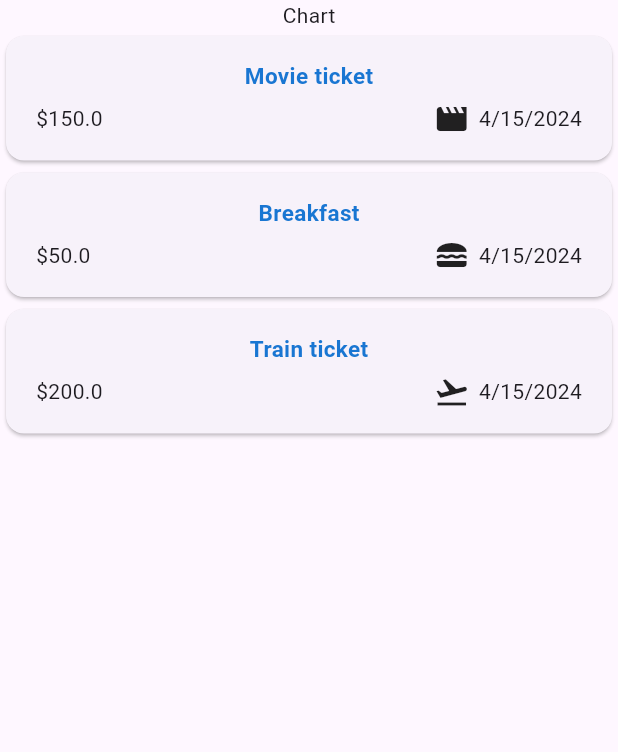
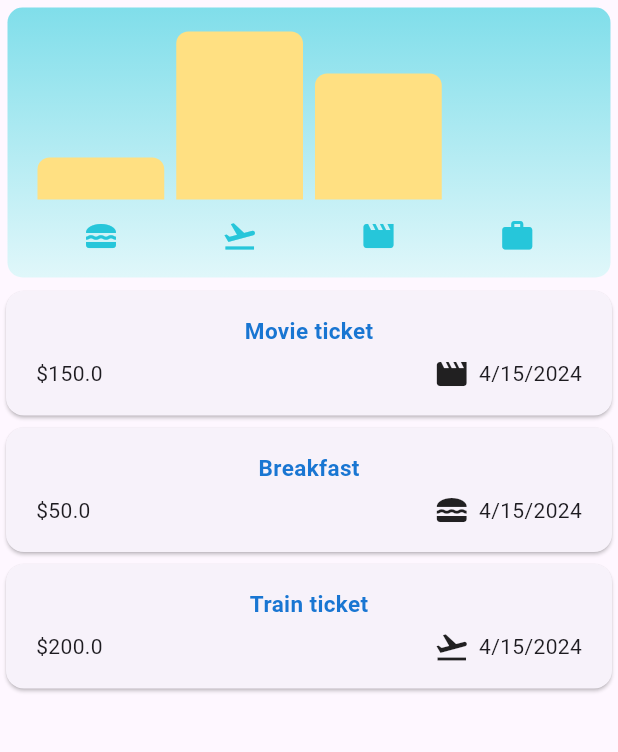
Before and after one commit to balamuruganjs5/expense_tracker, a Flutter app: the screen it shows after launch, on a phone screen of 412 x 824 dp, the part 84-836 px from its top. Run offline on Flutter 3.47's test engine with Material 3 defaults, Android fonts, the phone set to English and light mode, and no system bars.

Commit message:
Add: Charts

```diff
--- a/lib/Models/expense.dart
+++ b/lib/Models/expense.dart
@@ -33,3 +33,25 @@ class Expense {
     return formatter.format(date);
   }
 }
+
+class ExpenseBucket {
+  const ExpenseBucket({required this.expenses, required this.category});
+
+  final List<Expense> expenses;
+  final Category category;
+
+  double get totalExpenses {
+    double sum = 0;
+
+    for (final expense in expenses) {
+      sum += expense.price;
+    }
+
+    return sum;
+  }
+
+  ExpenseBucket.forCategory(List<Expense> allExpenses, this.category)
+      : expenses = allExpenses
+            .where((expense) => expense.category == category)
+            .toList();
+}
--- /dev/null
+++ b/lib/Widgets/Chart/chart.dart
@@ -0,0 +1,86 @@
+import 'package:flutter/material.dart';
+
+import 'package:expence_tracker/Models/expense.dart';
+import 'package:expence_tracker/Widgets/Chart/chartBar.dart';
+
+class Chart extends StatelessWidget {
+  const Chart({super.key, required this.expenses});
+
+  final List<Expense> expenses;
+
+  List<ExpenseBucket> get buckets {
+    return [
+      ExpenseBucket.forCategory(expenses, Category.food),
+      ExpenseBucket.forCategory(expenses, Category.travel),
+      ExpenseBucket.forCategory(expenses, Category.leisure),
+      ExpenseBucket.forCategory(expenses, Category.work)
+    ];
+  }
+
+  double get maxExpensevalue {
+    double maxExpensevalue = 0;
+
+    for (final expense in buckets) {
+      if (expense.totalExpenses > maxExpensevalue) {
+        maxExpensevalue = expense.totalExpenses;
+      }
+    }
+    return maxExpensevalue;
+  }
+
+  @override
+  Widget build(BuildContext context) {
+    return Container(
+      padding: const EdgeInsets.all(16),
+      margin: const EdgeInsets.all(5),
+      height: 180,
+      width: double.infinity,
+      decoration: BoxDecoration(
+        gradient: LinearGradient(
+          colors: [
+            Colors.cyan.shade200,
+            Colors.cyan.shade50,
+          ],
+          begin: Alignment.topCenter,
+          end: Alignment.bottomCenter,
+        ),
+        borderRadius: const BorderRadius.all(
+          Radius.circular(10),
+        ),
+      ),
+      child: Column(
+        crossAxisAlignment: CrossAxisAlignment.center,
+        mainAxisAlignment: MainAxisAlignment.spaceBetween,
+        children: [
+          Expanded(
+            child: Row(
+              crossAxisAlignment: CrossAxisAlignment.end,
+              children: [
+                for (final bucket in buckets)
+                  ChartBar(
+                    fill: bucket.totalExpenses == 0
+                        ? 0
+                        : bucket.totalExpenses / maxExpensevalue,
+                  )
+              ],
+            ),
+          ),
+          const SizedBox(height: 12),
+          Row(
+            mainAxisAlignment: MainAxisAlignment.spaceBetween,
+            children: buckets
+                .map(
+                  (bucket) => Expanded(
+                    child: Icon(
+                      categoryIcons[bucket.category],
+                      color: Colors.cyan.shade400,
+                    ),
+                  ),
+                )
+                .toList(),
+          ),
+        ],
+      ),
+    );
+  }
+}
--- /dev/null
+++ b/lib/Widgets/Chart/chartBar.dart
@@ -0,0 +1,31 @@
+// ignore: file_names
+import 'package:flutter/material.dart';
+
+class ChartBar extends StatelessWidget {
+  const ChartBar({
+    super.key,
+    required this.fill,
+  });
+
+  final double fill;
+
+  @override
+  Widget build(BuildContext context) {
+    return Expanded(
+      child: Padding(
+        padding: const EdgeInsets.symmetric(horizontal: 4),
+        child: FractionallySizedBox(
+          heightFactor: fill,
+          child: DecoratedBox(
+            decoration: BoxDecoration(
+              shape: BoxShape.rectangle,
+              borderRadius:
+                  const BorderRadius.vertical(top: Radius.circular(8)),
+              color: Colors.amber.shade200,
+            ),
+          ),
+        ),
+      ),
+    );
+  }
+}
--- a/lib/Widgets/Expenses_list/expenses_list.dart
+++ b/lib/Widgets/Expenses_list/expenses_list.dart
@@ -2,6 +2,7 @@ import 'package:expence_tracker/Models/expense.dart';
 import 'package:expence_tracker/Widgets/Expenses_list/expense_item.dart';
 import 'package:flutter/material.dart';
 
+// ignore: must_be_immutable
 class ExpencesList extends StatelessWidget {
   ExpencesList(this.expenseData, {super.key, required this.removeExpense});
 
@@ -14,6 +15,20 @@ class ExpencesList extends StatelessWidget {
       itemCount: expenseData.length,
       itemBuilder: (ctx, index) => Dismissible(
         key: ValueKey(expenseData[index]),
+        background: Container(
+          color: Colors.amber.shade300,
+          padding: const EdgeInsets.all(10),
+          alignment: Alignment.centerRight,
+          child: const Text(
+            "Delete",
+            textAlign: TextAlign.right,
+            style: TextStyle(
+              color: Colors.white,
+              height: double.infinity,
+              fontWeight: FontWeight.bold,
+            ),
+          ),
+        ),
         onDismissed: (direction) {
           removeExpense(expenseData[index]);
         },
--- a/lib/Widgets/expenses.dart
+++ b/lib/Widgets/expenses.dart
@@ -1,9 +1,9 @@
+import 'package:expence_tracker/Widgets/Chart/chart.dart';
 import 'package:expence_tracker/Widgets/newExpense.dart';
 import 'package:flutter/material.dart';
 
 import 'package:expence_tracker/Models/expense.dart';
 import 'package:expence_tracker/Widgets/Expenses_list/expenses_list.dart';
-// import 'package:expence_tracker/Widgets/newExpence.dart';
 
 class Expenses extends StatefulWidget {
   const Expenses({super.key});
@@ -89,7 +89,7 @@ class _ExpencesState extends State<Expenses> {
       ),
       body: Column(
         children: [
-          const Text('Chart'),
+          Chart(expenses: expenseData),
           Expanded(
             child: ExpencesList(
               expenseData,
```
